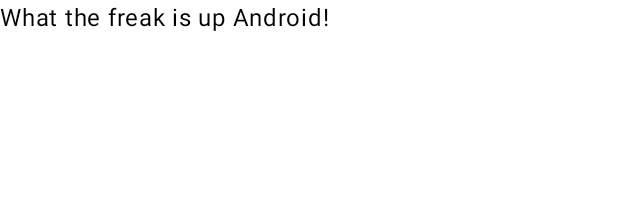
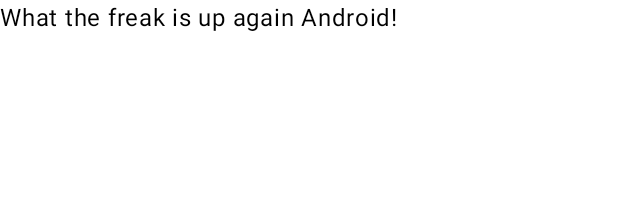
Before and after one commit to Axebow2/NoteTakingApp, an Android app built with Jetpack Compose: the @Preview function GreetingPreview, on a phone screen of 412 x 824 dp. Shown: the top 198 px of the screen. Run offline under Robolectric (Android 15) with nearby library versions, the phone set to English and light mode, and no system bars.

Commit message:
Third initial Commit (i am facing a lot of bugs with this)

```diff
--- a/app/src/main/java/com/example/notetakingapp/MainActivity.kt
+++ b/app/src/main/java/com/example/notetakingapp/MainActivity.kt
@@ -32,7 +32,7 @@ class MainActivity : ComponentActivity() {
 @Composable
 fun Greeting(name: String, modifier: Modifier = Modifier) {
     Text(
-        text = "What the freak is up $name!",
+        text = "What the freak is up again $name!",
         modifier = modifier
     )
 }
```
